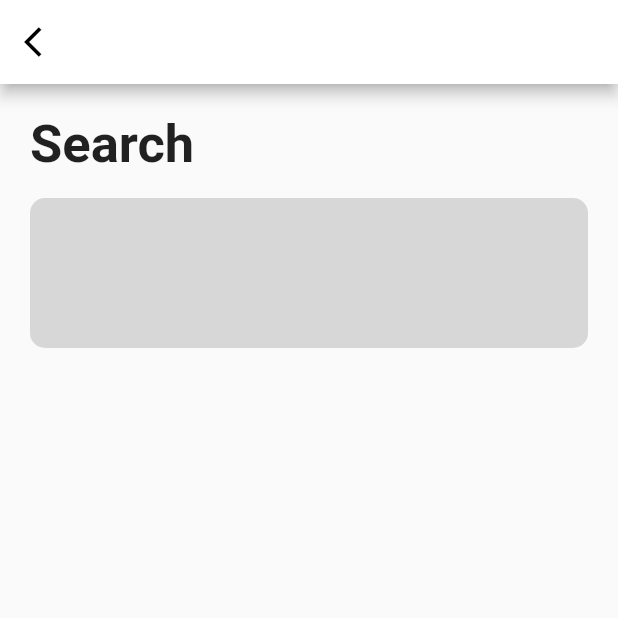
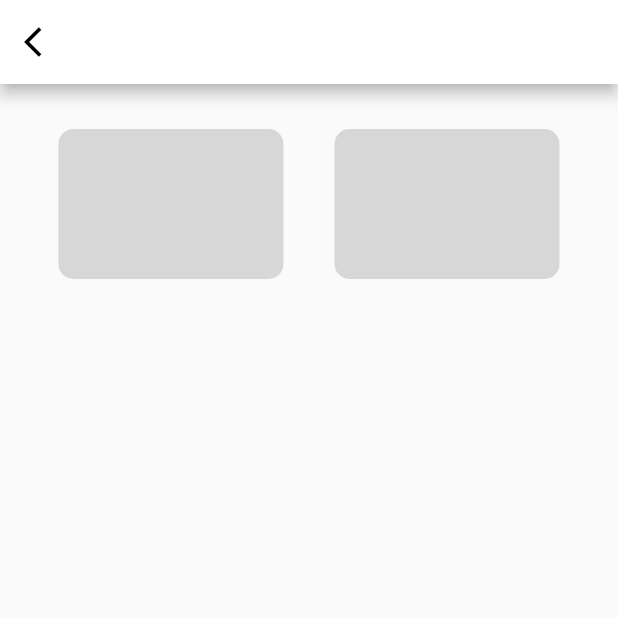
Before and after one commit to zixxin/FlutterProject01, a Flutter app: the screen it shows after launch, on a phone screen of 412 x 824 dp, the top half of it. Run offline on Flutter 3.47's test engine with Material 2 defaults, Android fonts, the phone set to English and light mode, and no system bars.

Commit message:
row, column 나누기

```diff
--- a/lib/main.dart
+++ b/lib/main.dart
@@ -40,29 +40,45 @@ class _MyHomePageState extends State<MyHomePage> {
       ),
       body: SafeArea(
         child: Padding(
-          padding: const EdgeInsets.all(15.0),
-          child: Container(
-            margin: const EdgeInsets.all(5.0),
-            child: Column(
-              crossAxisAlignment: CrossAxisAlignment.start,
+          padding: const EdgeInsets.only(top: 15.0, left: 5.0, right: 5.0),
+          child: Row(
+            mainAxisAlignment: MainAxisAlignment.spaceEvenly,
             children: [
-                // IconButton(
-                //   color: Colors.black,
-                //   icon: const Icon(Icons.arrow_back_ios),
-                //   onPressed: () {},
-                // ),
-                const Text('Search',
-                    style:
-                        TextStyle(fontWeight: FontWeight.bold, fontSize: 35)),
+              Column(
+                // mainAxisAlignment: MainAxisAlignment.start,
+                // crossAxisAlignment: CrossAxisAlignment.start,
+                children: [
+                  // const Text('Search',
+                  //     textAlign: TextAlign.start,
+                  //     style: TextStyle(
+                  //         fontWeight: FontWeight.bold, fontSize: 35)),
                   Container(
+                      width: 150,
                       margin: const EdgeInsets.only(top: 15.0),
                       decoration: BoxDecoration(
                           color: Colors.grey[100],
                           borderRadius: BorderRadius.circular(10), //모서리를 둥글게
-                        border: Border.all(
-                            color: Colors.black12, width: 50))), //테두리
+                          border:
+                              Border.all(color: Colors.black12, width: 50))),
                 ],
               ),
+              Column(
+                mainAxisAlignment: MainAxisAlignment.start,
+                crossAxisAlignment: CrossAxisAlignment.start,
+                children: [
+                  Container(
+                      width: 150,
+                      margin: const EdgeInsets.only(top: 15.0),
+                      decoration: BoxDecoration(
+                          color: Colors.grey[100],
+                          borderRadius: BorderRadius.circular(10), //모서리를 둥글게
+                          border:
+                              Border.all(color: Colors.black12, width: 50))),
+                ],
+              ),
+            ],
+            // ),
+            // ],
           ),
         ),
       ),
```
Lines whose indentation alone changed are shown as unchanged.
